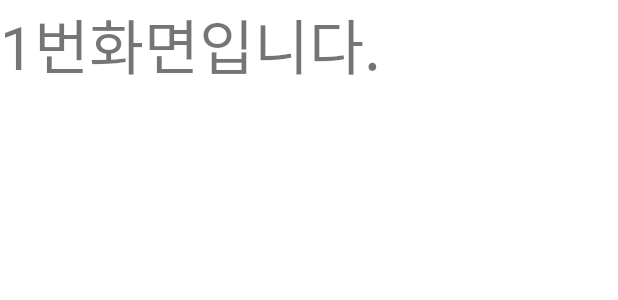
After one commit to Curri4You/CurriForYou, an Android app: the layout frag1.xml on its own in the app's theme, with its tools: preview values and no code run, on a phone screen of 412 x 824 dp. The commit adds this screen. Shown: the top 300 px of the screen. Run offline under Robolectric (Android 15) with nearby library versions, the phone set to English and light mode, and no system bars; network calls fail.

Commit message:
shinchaeeun navigator update frag1 is testing (will be deleted)

```diff
--- a/app/src/main/res/drawable/ic_baseline_favorite_24.xml
+++ b/app/src/main/res/drawable/ic_baseline_favorite_24.xml
@@ -1,4 +1,4 @@
-<vector android:height="24dp" android:tint="#000000"
+<vector android:height="24dp" android:tint="#667AAD"
     android:viewportHeight="24" android:viewportWidth="24"
     android:width="24dp" xmlns:android="http://schemas.android.com/apk/res/android">
     <path android:fillColor="@android:color/white" android:pathData="M12,21.35l-1.45,-1.32C5.4,15.36 2,12.28 2,8.5 2,5.42 4.42,3 7.5,3c1.74,0 3.41,0.81 4.5,2.09C13.09,3.81 14.76,3 16.5,3 19.58,3 22,5.42 22,8.5c0,3.78 -3.4,6.86 -8.55,11.54L12,21.35z"/>
--- a/app/src/main/res/drawable/ic_baseline_import_contacts_24.xml
+++ b/app/src/main/res/drawable/ic_baseline_import_contacts_24.xml
@@ -1,4 +1,4 @@
-<vector android:height="24dp" android:tint="#000000"
+<vector android:height="24dp" android:tint="#667AAD"
     android:viewportHeight="24" android:viewportWidth="24"
     android:width="24dp" xmlns:android="http://schemas.android.com/apk/res/android">
     <path android:fillColor="@android:color/white" android:pathData="M17.5,4.5c-1.95,0 -4.05,0.4 -5.5,1.5c-1.45,-1.1 -3.55,-1.5 -5.5,-1.5S2.45,4.9 1,6v14.65c0,0.65 0.73,0.45 0.75,0.45C3.1,20.45 5.05,20 6.5,20c1.95,0 4.05,0.4 5.5,1.5c1.35,-0.85 3.8,-1.5 5.5,-1.5c1.65,0 3.35,0.3 4.75,1.05C22.66,21.26 23,20.86 23,20.6V6C21.51,4.88 19.37,4.5 17.5,4.5zM21,18.5c-1.1,-0.35 -2.3,-0.5 -3.5,-0.5c-1.7,0 -4.15,0.65 -5.5,1.5V8c1.35,-0.85 3.8,-1.5 5.5,-1.5c1.2,0 2.4,0.15 3.5,0.5V18.5z"/>
--- a/app/src/main/res/drawable/ic_baseline_person_24.xml
+++ b/app/src/main/res/drawable/ic_baseline_person_24.xml
@@ -1,4 +1,4 @@
-<vector android:height="24dp" android:tint="#000000"
+<vector android:height="24dp" android:tint="#667AAD"
     android:viewportHeight="24" android:viewportWidth="24"
     android:width="24dp" xmlns:android="http://schemas.android.com/apk/res/android">
     <path android:fillColor="@android:color/white" android:pathData="M12,12c2.21,0 4,-1.79 4,-4s-1.79,-4 -4,-4 -4,1.79 -4,4 1.79,4 4,4zM12,14c-2.67,0 -8,1.34 -8,4v2h16v-2c0,-2.66 -5.33,-4 -8,-4z"/>
--- a/app/src/main/res/drawable/ic_baseline_text_format_24.xml
+++ b/app/src/main/res/drawable/ic_baseline_text_format_24.xml
@@ -1,4 +1,4 @@
-<vector android:height="24dp" android:tint="#000000"
+<vector android:height="24dp" android:tint="#667AAD"
     android:viewportHeight="24" android:viewportWidth="24"
     android:width="24dp" xmlns:android="http://schemas.android.com/apk/res/android">
     <path android:fillColor="@android:color/white" android:pathData="M5,17v2h14v-2L5,17zM9.5,12.8h5l0.9,2.2h2.1L12.75,4h-1.5L6.5,15h2.1l0.9,-2.2zM12,5.98L13.87,11h-3.74L12,5.98z"/>
--- a/app/src/main/res/drawable/ic_baseline_thumb_up_24.xml
+++ b/app/src/main/res/drawable/ic_baseline_thumb_up_24.xml
@@ -1,4 +1,4 @@
-<vector android:height="24dp" android:tint="#000000"
+<vector android:height="24dp" android:tint="#667AAD"
     android:viewportHeight="24" android:viewportWidth="24"
     android:width="24dp" xmlns:android="http://schemas.android.com/apk/res/android">
     <path android:fillColor="@android:color/white" android:pathData="M1,21h4L5,9L1,9v12zM23,10c0,-1.1 -0.9,-2 -2,-2h-6.31l0.95,-4.57 0.03,-0.32c0,-0.41 -0.17,-0.79 -0.44,-1.06L14.17,1 7.59,7.59C7.22,7.95 7,8.45 7,9v10c0,1.1 0.9,2 2,2h9c0.83,0 1.54,-0.5 1.84,-1.22l3.02,-7.05c0.09,-0.23 0.14,-0.47 0.14,-0.73v-2z"/>
--- a/app/src/main/res/layout/activity_main.xml
+++ b/app/src/main/res/layout/activity_main.xml
@@ -8,10 +8,12 @@
 
     <com.google.android.material.bottomnavigation.BottomNavigationView
         android:id="@+id/bottomNavi"
+        app:menu="@menu/bottom_navi"
         android:layout_width="match_parent"
         android:layout_height="wrap_content"
-        app:itemIconTint="#000000"
-        app:itemTextColor="#000000"
+        app:itemIconTint="#667AAD"
+        app:itemTextColor="#667AAD"
+        app:backgroundTint="@color/blue_5"
         app:layout_constraintBottom_toBottomOf="parent"
         app:layout_constraintEnd_toEndOf="parent"
         app:layout_constraintStart_toStartOf="parent" />
--- /dev/null
+++ b/app/src/main/res/layout/frag1.xml
@@ -0,0 +1,14 @@
+<?xml version="1.0" encoding="utf-8"?>
+<LinearLayout
+    xmlns:android="http://schemas.android.com/apk/res/android"
+    android:layout_width="match_parent"
+    android:layout_height="match_parent"
+    android:orientation="vertical">
+
+    <TextView
+        android:layout_width="wrap_content"
+        android:layout_height="wrap_content"
+        android:text="1번화면입니다."
+        android:textSize="40sp"/>
+
+</LinearLayout>
```
Also changed, not shown: app/src/main/java/com/example/curriforyou/Frag1.java (added, +24 -0 lines), app/src/main/java/com/example/curriforyou/MainActivity.java (+63 -0 lines).
